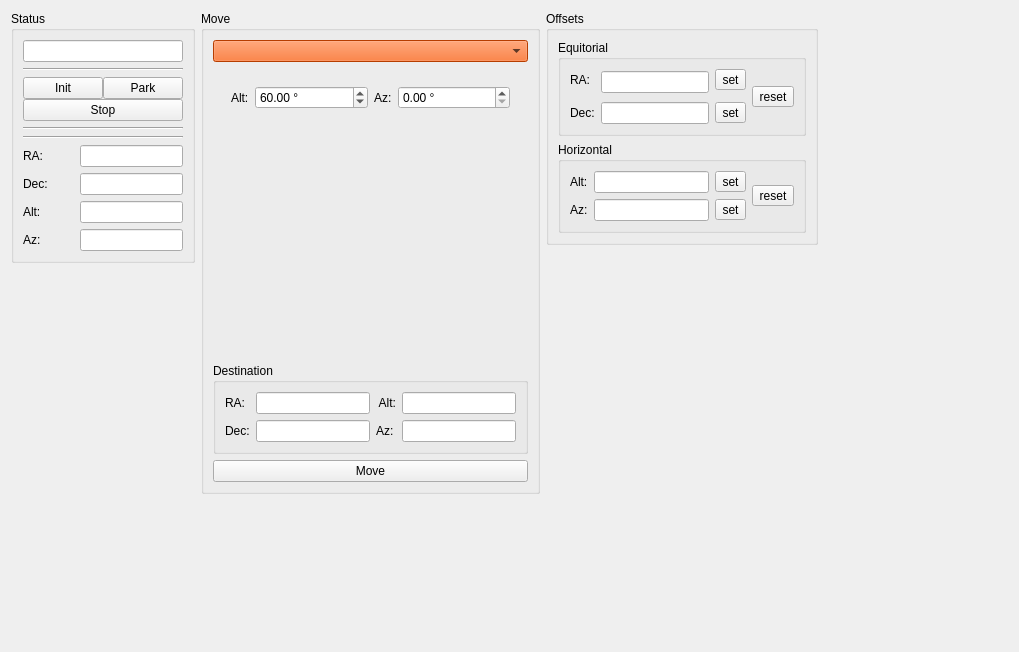
pyobs/pyobs-gui, file pyobs_gui/qt/telescopewidget.ui: the form before one commit.
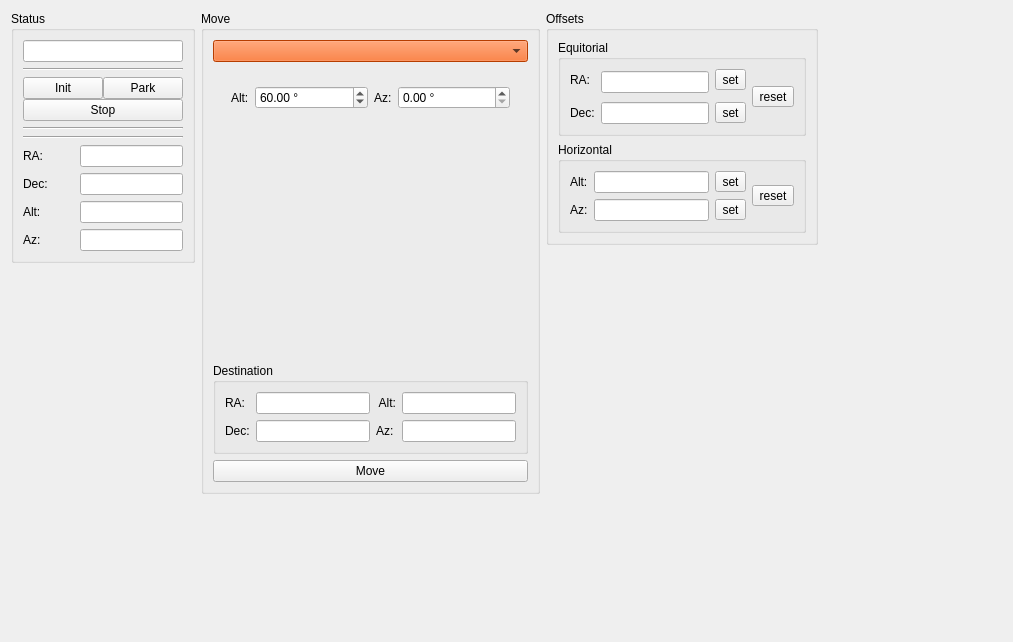
The form after the commit. Icons and pictures are not drawn. Custom widgets are drawn as their Qt base class.

Patch:
```diff
--- a/pyobs_gui/qt/telescopewidget.ui
+++ b/pyobs_gui/qt/telescopewidget.ui
@@ -6,8 +6,8 @@
    <rect>
     <x>0</x>
     <y>0</y>
-    <width>1019</width>
-    <height>652</height>
+    <width>1013</width>
+    <height>642</height>
    </rect>
   </property>
   <property name="windowTitle">
```
